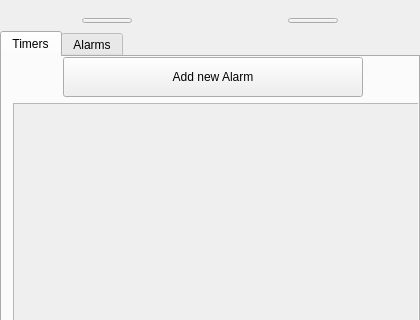
Before: the Qt Designer form SmartTimer/mainwindow.ui in secondYearProjects/SmartTimer, drawn with Qt 5; both pictures show x 0 to 420 and y 0 to 320 of the 420 by 800 pixel window.
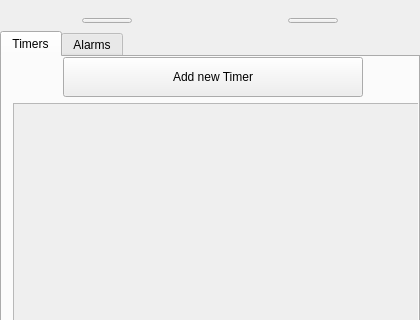
After: the same form once the commit is applied. Icons and pictures are not drawn.

The edit to the form file:
```diff
--- a/SmartTimer/mainwindow.ui
+++ b/SmartTimer/mainwindow.ui
@@ -223,7 +223,7 @@
               </size>
              </property>
              <property name="text">
-              <string>Add new Alarm</string>
+              <string>Add new Timer</string>
              </property>
             </widget>
            </item>
```
